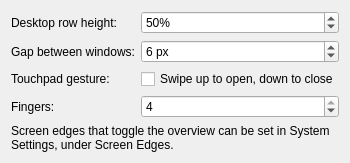
Qt form package/contents/ui/config.ui (divinae/karousel-overview) before a commit.
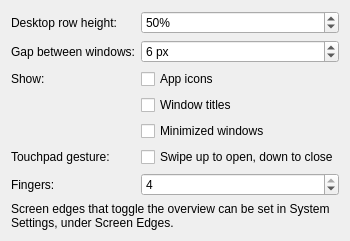
The same form after that commit.

Commit message: Real scrolling, stacking by drop, wallpapers, minimized windows, icons and titles

What changed in the file:
```diff
--- a/package/contents/ui/config.ui
+++ b/package/contents/ui/config.ui
@@ -62,13 +62,44 @@
     </widget>
    </item>
    <item row="2" column="0">
+    <widget class="QLabel" name="labelShow">
+     <property name="text">
+      <string>Show:</string>
+     </property>
+    </widget>
+   </item>
+   <item row="2" column="1">
+    <widget class="QCheckBox" name="kcfg_ShowIcons">
+     <property name="text">
+      <string>App icons</string>
+     </property>
+    </widget>
+   </item>
+   <item row="3" column="1">
+    <widget class="QCheckBox" name="kcfg_ShowTitles">
+     <property name="text">
+      <string>Window titles</string>
+     </property>
+    </widget>
+   </item>
+   <item row="4" column="1">
+    <widget class="QCheckBox" name="kcfg_ShowMinimized">
+     <property name="text">
+      <string>Minimized windows</string>
+     </property>
+     <property name="toolTip">
+      <string>Minimized windows are shown dimmed at the end of their desktop, click one to restore it</string>
+     </property>
+    </widget>
+   </item>
+   <item row="5" column="0">
     <widget class="QLabel" name="labelGesture">
      <property name="text">
       <string>Touchpad gesture:</string>
      </property>
     </widget>
    </item>
-   <item row="2" column="1">
+   <item row="5" column="1">
     <widget class="QCheckBox" name="kcfg_TouchpadGesture">
      <property name="text">
       <string>Swipe up to open, down to close</string>
@@ -78,7 +109,7 @@
      </property>
     </widget>
    </item>
-   <item row="3" column="0">
+   <item row="6" column="0">
     <widget class="QLabel" name="labelFingers">
      <property name="text">
       <string>Fingers:</string>
@@ -88,7 +119,7 @@
      </property>
     </widget>
    </item>
-   <item row="3" column="1">
+   <item row="6" column="1">
     <widget class="QSpinBox" name="kcfg_GestureFingerCount">
      <property name="minimum">
       <number>3</number>
@@ -101,7 +132,7 @@
      </property>
     </widget>
    </item>
-   <item row="4" column="0" colspan="2">
+   <item row="7" column="0" colspan="2">
     <widget class="QLabel" name="labelScreenEdges">
      <property name="text">
       <string>Screen edges that toggle the overview can be set in System Settings, under Screen Edges.</string>
```
The commit also changes 11 other files.
